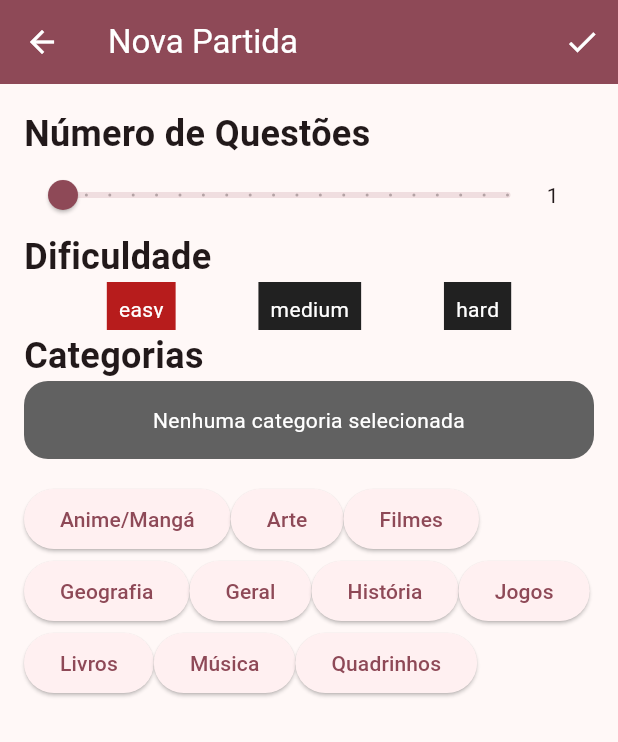
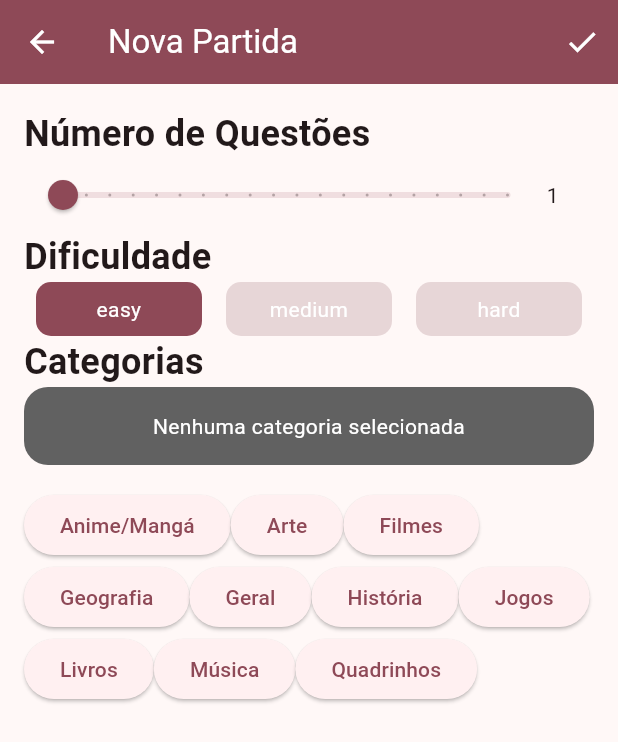
Before and after one commit to ricarthlima/flutter_trivia, a Flutter app: the NewMatchScreen screen opened directly, after a tap on the "check" icon, on a phone screen of 412 x 824 dp. Shown: the top 742 px of the screen. Run offline on Flutter 3.47's test engine with Material 3 defaults, Android fonts, the phone set to English and light mode, and no system bars; our stand-ins replace dio; missing offline and left inert: translator.

Commit message:
Ajustando os segmented buttons

```diff
--- /dev/null
+++ b/lib/components/segmented_buttons.dart
@@ -0,0 +1,51 @@
+import 'package:flutter/material.dart';
+import 'package:flutter_trivia/themes/theme_data.dart';
+
+class DifficultyNewMatchItem extends StatelessWidget {
+  final String difficulty;
+  final String currentDifficulty;
+  final Function onTap;
+
+  const DifficultyNewMatchItem({
+    super.key,
+    required this.difficulty,
+    required this.currentDifficulty,
+    required this.onTap,
+  });
+
+  @override
+  Widget build(BuildContext context) {
+    return Flexible(
+      fit: FlexFit.tight,
+      child: Padding(
+        padding: const EdgeInsets.symmetric(horizontal: 8.0),
+        child: InkWell(
+          onTap: () {
+            onTap(difficulty);
+          },
+          child: Ink(
+            padding: const EdgeInsets.symmetric(horizontal: 16.0, vertical: 8.0),
+            decoration: BoxDecoration(
+              borderRadius: BorderRadius.circular(10),
+                color: (difficulty == currentDifficulty)
+                    ? theme.colorScheme.primary
+                    : theme.colorScheme.surfaceDim),
+            child: Text(
+              difficulty,
+              style: const TextStyle(color: Colors.white),
+              textAlign: TextAlign.center,
+            ),
+          ),
+        ),
+      ),
+    );
+  }
+}
+// TODO: Refatorar segmented buttons
+//
+// Gerenciar estado (isSelected)
+//   - Atualizar estado do seletor
+//   - Reagir quando selecionado
+//     - Mudar a cor do seletor
+//     - Dizer qual a dificuldade selecionada
+//
--- a/lib/trivia/api/trivia_api.dart
+++ b/lib/trivia/api/trivia_api.dart
@@ -30,43 +30,43 @@ class TriviaApi {
     return questions;
   }
 
-  Future<List<Question>> generateQuestionsByUser({
-    required int amount,
-    required String difficulty,
-    required List<String> categories,
-  }) async {
-    List<Future<Response>> listaOperacoes = [];
+  // Future<List<Question>> generateQuestionsByUser({
+  //   required int amount,
+  //   required String difficulty,
+  //   required List<String> categories,
+  // }) async {
+  //   List<Future<Response>> listaOperacoes = [];
 
-    int quo = amount ~/ categories.length;
-    int resto = amount % categories.length;
+  //   int quo = amount ~/ categories.length;
+  //   int resto = amount % categories.length;
 
-    int indexRandom = Random().nextInt(categories.length);
+  //   int indexRandom = Random().nextInt(categories.length);
 
-    for (String categoria in categories) {
-      int innerAmount = quo;
+  //   for (String categoria in categories) {
+  //     int innerAmount = quo;
 
-      if (categories[indexRandom] == categoria) {
-        innerAmount += resto;
-      }
+  //     if (categories[indexRandom] == categoria) {
+  //       innerAmount += resto;
+  //     }
 
-      listaOperacoes.add(
-        _dio.get(
-          "",
-          queryParameters: {
-            _APIParams.amount: innerAmount,
-            _APIParams.category: categoria,
-            _APIParams.difficulty: difficulty,
-            _APIParams.type: "multiple",
-            _APIParams.encode: "url3986",
-          },
-        ),
-      );
-    }
+  //     listaOperacoes.add(
+  //       _dio.get(
+  //         "",
+  //         queryParameters: {
+  //           _APIParams.amount: innerAmount,
+  //           _APIParams.category: categoria,
+  //           _APIParams.difficulty: difficulty,
+  //           _APIParams.type: "multiple",
+  //           _APIParams.encode: "url3986",
+  //         },
+  //       ),
+  //     );
+  //   }
 
-    List<Response> listResponse = await Future.wait(listaOperacoes);
-    //TODO: Tratar cada uma das respostas, para transformar em uma
-    // grande lista de Question
-  }
+  //   List<Response> listResponse = await Future.wait(listaOperacoes);
+  //   //TODO: Tratar cada uma das respostas, para transformar em uma
+  //   // grande lista de Question
+  // }
 }
 
 class _APIParams {
--- a/lib/trivia/screens/new_match_screen.dart
+++ b/lib/trivia/screens/new_match_screen.dart
@@ -1,4 +1,5 @@
 import 'package:flutter/material.dart';
+import 'package:flutter_trivia/components/segmented_buttons.dart';
 import 'package:flutter_trivia/themes/theme_data.dart';
 import 'package:flutter_trivia/trivia/api/trivia_api.dart';
 import 'package:flutter_trivia/trivia/screens/home_screen.dart';
@@ -56,11 +57,11 @@ class _NewMatchScreenState extends State<NewMatchScreen> {
         actions: [
           IconButton(
             onPressed: () {
-              TriviaApi().generateQuestionsByUser(
-                amount: amountQuestions.toInt(),
-                difficulty: currentDifficulty,
-                categories: listaCategoriasSelecionadas,
-              );
+              // TriviaApi().generateQuestionsByUser(
+              //   amount: amountQuestions.toInt(),
+              //   difficulty: currentDifficulty,
+              //   categories: listaCategoriasSelecionadas,
+              // );
             },
             icon: const Icon(Icons.check),
           ),
@@ -105,7 +106,6 @@ class _NewMatchScreenState extends State<NewMatchScreen> {
               style: TextStyle(fontSize: 24, fontWeight: FontWeight.bold),
             ),
             Row(
-              mainAxisAlignment: MainAxisAlignment.spaceEvenly,
               children: <Widget>[
                 DifficultyNewMatchItem(
                   difficulty: DifficultyTypes.easy,
@@ -193,37 +193,3 @@ class _NewMatchScreenState extends State<NewMatchScreen> {
     });
   }
 }
-
-class DifficultyNewMatchItem extends StatelessWidget {
-  final String difficulty;
-  final String currentDifficulty;
-  final Function onTap;
-
-  const DifficultyNewMatchItem({
-    super.key,
-    required this.difficulty,
-    required this.currentDifficulty,
-    required this.onTap,
-  });
-
-  @override
-  Widget build(BuildContext context) {
-    return InkWell(
-      onTap: () {
-        onTap(difficulty);
-      },
-      child: Container(
-        padding: const EdgeInsets.all(8.0),
-        height: 32,
-        decoration: BoxDecoration(
-            color: (difficulty == currentDifficulty)
-                ? Colors.red[900]
-                : Colors.grey[900]),
-        child: Text(
-          difficulty,
-          style: const TextStyle(color: Colors.white),
-        ),
-      ),
-    );
-  }
-}
```
Also changed, not shown: pubspec.lock, 1 other file.
